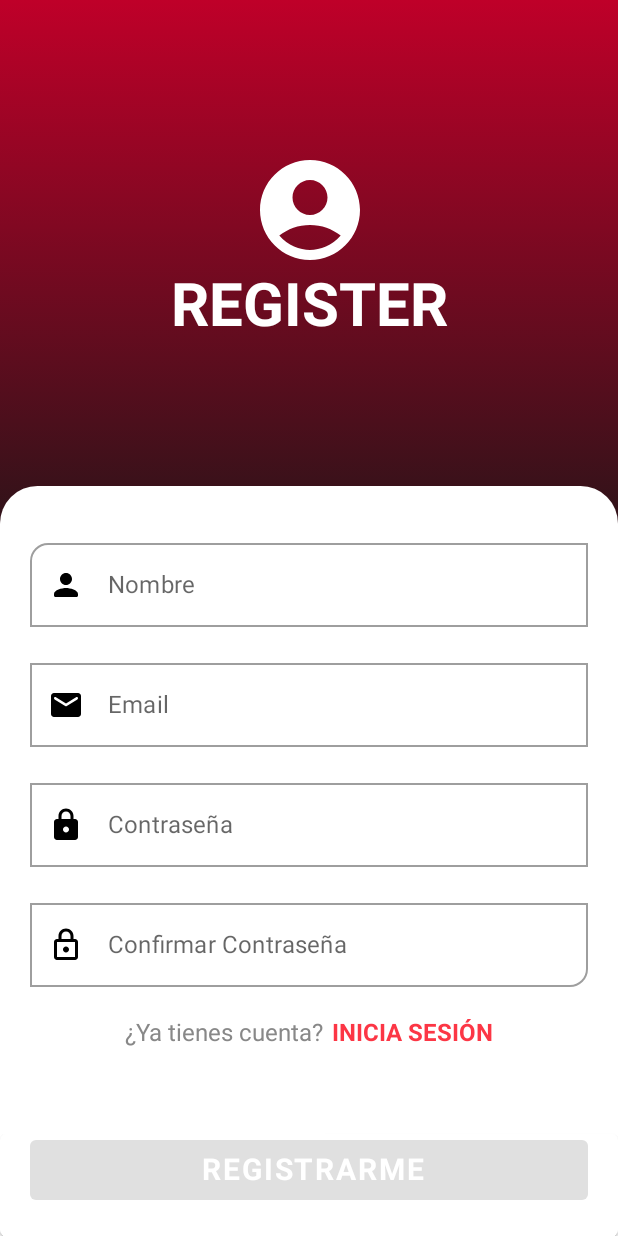
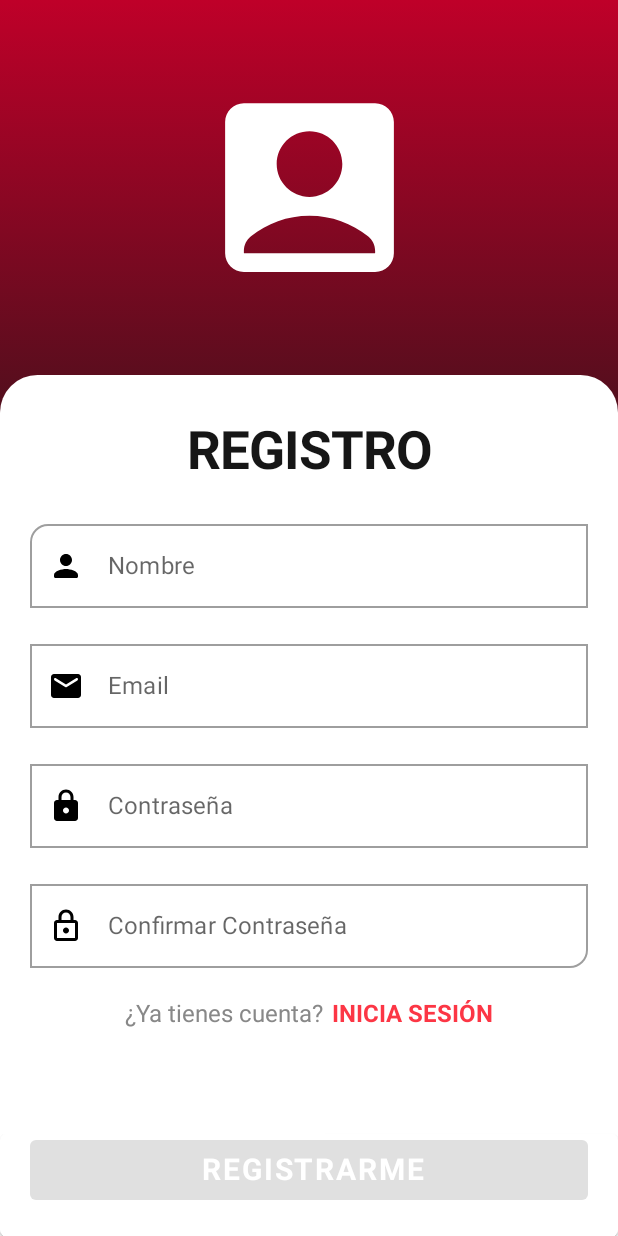
Before and after one commit to DiegoRodriguez3D/Quotes, an Android app built with Jetpack Compose: the SingupScreen screen opened through its navigation route, on a phone screen of 412 x 824 dp. Run offline under Robolectric (Android 15) with nearby library versions, the phone set to English and light mode, and no system bars; our stand-ins replace Dagger/Hilt's generated code, Firebase (no records; nobody signed in at launch, a user with empty details on screens opened directly).

Commit message:
Cambios UI

```diff
--- a/app/src/main/java/com/diegoRB/quotes/presentation/screens/home/HomeScreen.kt
+++ b/app/src/main/java/com/diegoRB/quotes/presentation/screens/home/HomeScreen.kt
@@ -7,6 +7,7 @@ import androidx.compose.material.*
 import androidx.compose.runtime.Composable
 import androidx.compose.runtime.getValue
 import androidx.compose.ui.Modifier
+import androidx.compose.ui.graphics.Color
 import androidx.navigation.NavDestination
 import androidx.navigation.NavDestination.Companion.hierarchy
 import androidx.navigation.NavGraph.Companion.findStartDestination
@@ -16,7 +17,6 @@ import androidx.navigation.compose.rememberNavController
 import com.diegoRB.quotes.presentation.navigation.HomeBottomBarNavGraph
 import com.diegoRB.quotes.presentation.navigation.HomeBottomBarScreen
 import com.diegoRB.quotes.presentation.ui.theme.*
-import com.diegoRB.quotes.presentation.ui.theme.Red900
 import com.diegoRB.quotes.presentation.ui.theme.White400
 
 @SuppressLint("UnusedMaterialScaffoldPaddingParameter")
@@ -60,7 +60,7 @@ fun RowScope.AddItem(
     navController: NavHostController
 ){
     BottomNavigationItem(
-        modifier = Modifier.background(Red900),
+        modifier = Modifier.background(White50),
         label = {
             Text(text = screen.title)
         },
@@ -70,7 +70,7 @@ fun RowScope.AddItem(
         selected = currentDestination?.hierarchy?.any {
             it.route == screen.route
         } == true,
-        selectedContentColor = MaterialTheme.colors.background,
+        selectedContentColor = Color.Black,
         unselectedContentColor = White400,
         onClick = {
             navController.navigate(screen.route) {
--- a/app/src/main/java/com/diegoRB/quotes/presentation/screens/login/components/LoginContent.kt
+++ b/app/src/main/java/com/diegoRB/quotes/presentation/screens/login/components/LoginContent.kt
@@ -46,21 +46,21 @@ fun LoginContent(navController: NavHostController, viewModel: LoginViewModel = h
     ) {
         Column(
             modifier = Modifier
-                .padding(top = 100.dp, bottom = 50.dp),
+                .padding(top = 50.dp, bottom = 50.dp),
             horizontalAlignment = Alignment.CenterHorizontally,
         ) {
             Icon(
-                modifier = Modifier.size(80.dp),
+                modifier = Modifier.size(150.dp),
                 imageVector = Icons.Rounded.Person,
                 contentDescription = "",
                 tint = White50
             )
-            Text(text = "LOGIN", fontSize = 40.sp, fontWeight = FontWeight.Bold, color = White50)
+
         }
 
         Card(
             modifier = Modifier
-                .height(500.dp),
+                .height(600.dp),
             shape = RoundedCornerShape(25.dp),
             backgroundColor = White50,
             elevation = 0.dp
@@ -72,6 +72,15 @@ fun LoginContent(navController: NavHostController, viewModel: LoginViewModel = h
                 horizontalAlignment = Alignment.CenterHorizontally,
                 verticalArrangement = Arrangement.Top
             ) {
+                Text(
+                    text = "LOGIN",
+                    fontSize = 35.sp,
+                    fontWeight = FontWeight.Bold,
+                    color = Black900
+                )
+
+                Spacer(modifier = Modifier.height(20.dp))
+
                 DefaultTextField(
                     modifier = Modifier.fillMaxWidth(),
                     value = state.email,
--- a/app/src/main/java/com/diegoRB/quotes/presentation/screens/my_quotes/components/MyQuotesContent.kt
+++ b/app/src/main/java/com/diegoRB/quotes/presentation/screens/my_quotes/components/MyQuotesContent.kt
@@ -20,11 +20,11 @@ fun MyQuotesContent(
             .fillMaxWidth()
             .padding(start = 5.dp, end = 5.dp, top = 8.dp, bottom = 60.dp)
 
-                ){
+    ) {
         items(
             items = quotes
 
-                    ){quote ->
+        ) { quote ->
             MyQuotesCard(navController, quote = quote)
         }
     }
--- a/app/src/main/java/com/diegoRB/quotes/presentation/screens/quotes/components/GetQuotes.kt
+++ b/app/src/main/java/com/diegoRB/quotes/presentation/screens/quotes/components/GetQuotes.kt
@@ -16,7 +16,7 @@ fun GetQuotes(navController: NavHostController, viewModel: QuotesViewModel = hil
             LoadingProgressBar()
         }
         is Response.Success -> {
-            PostsContent(navController, posts = response.data) //La lista de post viene en la response
+            QuotesContent(navController, posts = response.data) //La lista de post viene en la response
         }
         is Response.Failure -> { //Devuelve un mensaje cuando el inicio de sesion NO es correcto
             Toast.makeText(LocalContext.current, response.exception?.message ?: "Error desconocido", Toast.LENGTH_LONG).show()
--- a/app/src/main/java/com/diegoRB/quotes/presentation/screens/quotes/components/PostsContent.kt
+++ b/app/src/main/java/com/diegoRB/quotes/presentation/screens/quotes/components/QuotesContent.kt
@@ -9,24 +9,23 @@ import androidx.compose.ui.Modifier
 import androidx.compose.ui.unit.dp
 import androidx.navigation.NavHostController
 import com.diegoRB.quotes.domain.model.Quote
-import com.diegoRB.quotes.presentation.screens.quotes.components.QuotesCard
 
 @OptIn(ExperimentalFoundationApi::class)
 @Composable
-fun PostsContent(
+fun QuotesContent(
     navController: NavHostController,
     posts: List<Quote>
 ) {
     LazyColumn(
         modifier = Modifier
             .fillMaxWidth()
-                        .padding(start = 5.dp, end = 5.dp, top = 8.dp, bottom = 68.dp)
+            .padding(start = 5.dp, end = 5.dp, top = 8.dp, bottom = 60.dp)
 
-                ){
+    ) {
         items(
             items = posts
-                    ){post ->
-                        QuotesCard(navController, posts = post)
+        ) { post ->
+            QuotesCard(navController, quotes = post)
         }
     }
 }
--- a/app/src/main/java/com/diegoRB/quotes/presentation/screens/singup/components/SingupContent.kt
+++ b/app/src/main/java/com/diegoRB/quotes/presentation/screens/singup/components/SingupContent.kt
@@ -8,10 +8,7 @@ import androidx.compose.foundation.verticalScroll
 import androidx.compose.material.*
 import androidx.compose.material.icons.Icons
 import androidx.compose.material.icons.outlined.Lock
-import androidx.compose.material.icons.rounded.AccountCircle
-import androidx.compose.material.icons.rounded.Email
-import androidx.compose.material.icons.rounded.Lock
-import androidx.compose.material.icons.rounded.Person
+import androidx.compose.material.icons.rounded.*
 import androidx.compose.runtime.*
 import androidx.compose.ui.Alignment
 import androidx.compose.ui.Modifier
@@ -51,21 +48,20 @@ fun SingupContent(navController: NavHostController, viewModel: SingupViewModel =
     ) {
         Column(
             modifier = Modifier
-                .padding(top = 100.dp, bottom = 50.dp),
+                .padding(top = 50.dp, bottom = 50.dp),
             horizontalAlignment = Alignment.CenterHorizontally,
         ) {
             Icon(
-                modifier = Modifier.size(80.dp),
-                imageVector = Icons.Rounded.AccountCircle,
+                modifier = Modifier.size(150.dp),
+                imageVector = Icons.Rounded.AccountBox,
                 contentDescription = "",
                 tint = White50
             )
-            Text(text = "REGISTER", fontSize = 40.sp, fontWeight = FontWeight.Bold, color = White50)
         }
 
         Card(
             modifier = Modifier
-                .height(500.dp),
+                .height(600.dp),
             shape = RoundedCornerShape(25.dp),
             backgroundColor = White50,
             elevation = 0.dp
@@ -77,6 +73,15 @@ fun SingupContent(navController: NavHostController, viewModel: SingupViewModel =
                 horizontalAlignment = Alignment.CenterHorizontally,
                 verticalArrangement = Arrangement.Top
             ) {
+
+                Text(
+                    text = "REGISTRO",
+                    fontSize = 35.sp,
+                    fontWeight = FontWeight.Bold,
+                    color = Black900
+                )
+
+                Spacer(modifier = Modifier.height(20.dp))
 
                 DefaultTextField(
                     modifier = Modifier.fillMaxWidth(),
```
Also changed, not shown: app/build.gradle (+16 -2 lines), app/src/main/java/com/diegoRB/quotes/presentation/screens/my_quotes/components/MyQuotesCard.kt (+55 -32 lines), app/src/main/java/com/diegoRB/quotes/presentation/screens/new_quote/components/NewQuoteContent.kt (+37 -23 lines), app/src/main/java/com/diegoRB/quotes/presentation/screens/profile/components/ProfileContent.kt (+5 -4 lines), app/src/main/java/com/diegoRB/quotes/presentation/screens/profile_update/components/ProfileUpdateContent.kt (+15 -12 lines), app/src/main/java/com/diegoRB/quotes/presentation/screens/quotes/components/QuotesCard.kt (+25 -22 lines), app/src/main/java/com/diegoRB/quotes/presentation/screens/update_Quotes/components/UpdateQuotesContent.kt (+6 -4 lines), app/src/main/java/com/diegoRB/quotes/presentation/ui/theme/Type.kt (+17 -0 lines). Lines whose indentation alone changed are shown as unchanged.
